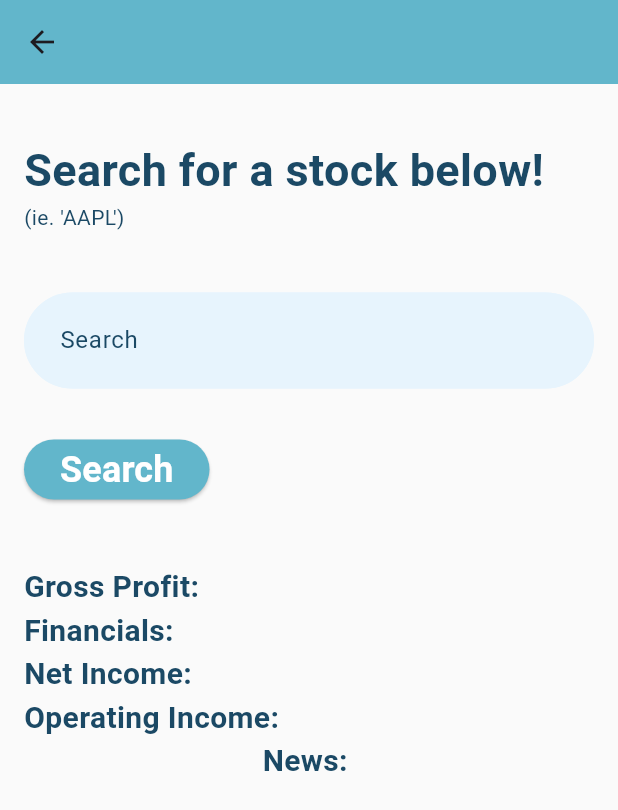
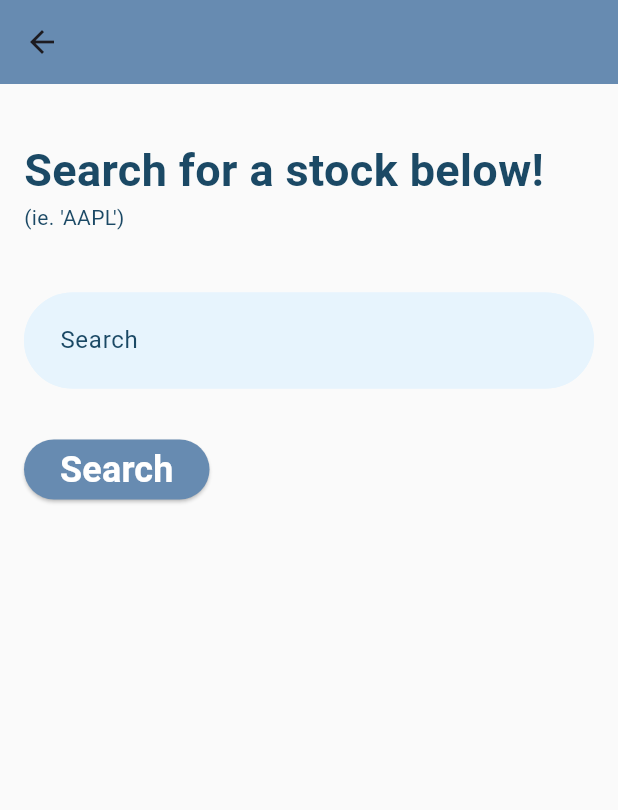
Before and after one commit to pholland7/Stock-Market-Lookup, a Flutter app: the HomePage screen opened directly, on a phone screen of 412 x 824 dp. Shown: the top 810 px of the screen. Run offline on Flutter 3.47's test engine with Material 3 defaults, Android fonts, the phone set to English and light mode, and no system bars; our stand-ins replace firebase_auth, firebase_core; accounts and stored records are empty; Roboto replaces fonts that are missing (PT Serif).

Commit message:
Changed color scheme

```diff
--- a/frontend/lib/colors.dart
+++ b/frontend/lib/colors.dart
@@ -1,18 +1,18 @@
 import 'package:flutter/material.dart';
 
-const MaterialColor teal = MaterialColor(_tealPrimaryValue, <int, Color>{
-  50: Color(0xFFECF6F9),
-  100: Color(0xFFD0E9EF),
-  200: Color(0xFFB1DBE5),
-  300: Color(0xFF91CCDB),
-  400: Color(0xFF7AC1D3),
-  500: Color(_tealPrimaryValue),
-  600: Color(0xFF5AAFC6),
-  700: Color(0xFF50A6BE),
-  800: Color(0xFF469EB8),
-  900: Color(0xFF348EAC),
+const MaterialColor periwinkle = MaterialColor(_periwinklePrimaryValue, <int, Color>{
+  50: Color(0xFFECF0F9),
+  100: Color(0xFFD0DAE9),
+  200: Color(0xFFB1C4DB),
+  300: Color(0xFF91AED0),
+  400: Color(0xFF7AA0C5),
+  500: Color(_periwinklePrimaryValue),
+  600: Color(0xFF5A8EB9),
+  700: Color(0xFF5082AF),
+  800: Color(0xFF4678A5),
+  900: Color(0xFF346994),
 });
-const int _tealPrimaryValue = 0xFF62B6CB;
+const int _periwinklePrimaryValue = 0xFF678BB1;
 
 const MaterialColor background =
     MaterialColor(_backgroundPrimaryValue, <int, Color>{
@@ -43,8 +43,6 @@ const MaterialColor navy = MaterialColor(_navyPrimaryValue, <int, Color>{
 });
 const int _navyPrimaryValue = 0xFF1B4965;
 
-// Note: checkbox outlines are 100%, but symptom box outlines are 25%
-
 const MaterialColor blue = MaterialColor(_bluePrimaryValue, <int, Color>{
   50: Color(0xFFECF5FA),
   100: Color(0xFFCFE5F2),
@@ -58,8 +56,6 @@ const MaterialColor blue = MaterialColor(_bluePrimaryValue, <int, Color>{
   900: Color(0xFF327DB7),
 });
 const int _bluePrimaryValue = 0xFF5FA8D3;
-
-// these are used for symptoms box insides
 
 const MaterialColor boxinsides =
     MaterialColor(_boxinsidesPrimaryValue, <int, Color>{
@@ -77,7 +73,7 @@ const MaterialColor boxinsides =
 const int _boxinsidesPrimaryValue = 0xFFE7F4FD;
 
 const MaterialColor white = MaterialColor(_whitePrimaryValue, <int, Color>{
-  50: Color(0xFFFFFFFF), // You can adjust shades of white if needed
+  50: Color(0xFFFFFFFF),
   100: Color(0xFFFFFFFF),
   200: Color(0xFFFFFFFF),
   300: Color(0xFFFFFFFF),
--- a/frontend/lib/home_page.dart
+++ b/frontend/lib/home_page.dart
@@ -1,9 +1,7 @@
-import 'package:flutter/gestures.dart';
 import 'package:flutter/material.dart';
 import 'package:http/http.dart' as http;
 import 'dart:convert';
 import 'package:intl/intl.dart';
-import 'package:url_launcher/url_launcher.dart';
 
 import 'package:stock_market_lookup/colors.dart';
 
@@ -21,8 +19,7 @@ class _HomePageState extends State<HomePage> {
   String financials = '';
   String netIncome = '';
   String operatingIncome = '';
-  String BASE_URL =
-      'https://stock-lookup-backend-87992ddeef5c.herokuapp.com/api';
+  String BASE_URL = 'https://stock-lookup-backend-87992ddeef5c.herokuapp.com/api';
   bool isLoading = false;
 
   @override
@@ -32,8 +29,7 @@ class _HomePageState extends State<HomePage> {
   }
 
   String formatCurrency(num number) {
-    final format =
-        NumberFormat.currency(locale: "en_US", symbol: "\$", decimalDigits: 0);
+    final format = NumberFormat.currency(locale: "en_US", symbol: "\$", decimalDigits: 0);
     return format.format(number);
   }
 
@@ -67,8 +63,7 @@ class _HomePageState extends State<HomePage> {
 
   Future<dynamic> getGrossProfit(String input) async {
     final response = await http.get(Uri.parse('$BASE_URL/gross_profit/$input'));
-    final grossProfit =
-        formatCurrency(jsonDecode(response.body)["grossProfit"]);
+    final grossProfit = formatCurrency(jsonDecode(response.body)["grossProfit"]);
     if (response.statusCode == 200) {
       return grossProfit;
     } else {
@@ -91,8 +86,7 @@ class _HomePageState extends State<HomePage> {
 
   Future<dynamic> getFinancials(String input) async {
     final response = await http.get(Uri.parse('$BASE_URL/financials/$input'));
-    final financials =
-        formatCurrency(jsonDecode(response.body)["netIncome"]["currentRatio"]);
+    final financials = formatCurrency(jsonDecode(response.body)["netIncome"]["currentRatio"]);
     if (response.statusCode == 200) {
       return financials;
     } else {
@@ -111,16 +105,15 @@ class _HomePageState extends State<HomePage> {
   }
 
   Future<dynamic> getOperatingIncome(String input) async {
-    final response =
-        await http.get(Uri.parse('$BASE_URL/operating_income/$input'));
-    final operatingIncome =
-        formatCurrency(jsonDecode(response.body)["operatingIncome"]);
+    final response = await http.get(Uri.parse('$BASE_URL/operating_income/$input'));
+    final operatingIncome = formatCurrency(jsonDecode(response.body)["operatingIncome"]);
     if (response.statusCode == 200) {
       return operatingIncome;
     } else {
       throw Exception('Failed to load operating income.');
     }
   }
+
   @override
   Widget build(BuildContext context) {
     return Scaffold(
@@ -159,7 +152,7 @@ class _HomePageState extends State<HomePage> {
             ElevatedButton(
               style: ButtonStyle(
                 foregroundColor: MaterialStateProperty.all<Color>(white),
-                backgroundColor: MaterialStateProperty.all<Color>(teal),
+                backgroundColor: MaterialStateProperty.all<Color>(periwinkle),
               ),
               onPressed: () {
                 fetchData(_searchController.text);
@@ -167,13 +160,14 @@ class _HomePageState extends State<HomePage> {
               child: const Text('Search', style: TextStyle(fontWeight: FontWeight.bold, fontSize: 24.0)),
             ),
             const SizedBox(height: 40),
-            isLoading
-                ? const Expanded(
+            if (isLoading)
+              const Expanded(
                 child: Center(
                   child: CircularProgressIndicator(),
                 ),
               )
-                : Column(
+            else if (grossProfit.isNotEmpty)
+              Column(
                 children: [
                   _buildInfo("Gross Profit", grossProfit),
                   _buildInfo("Financials", financials),
@@ -187,7 +181,6 @@ class _HomePageState extends State<HomePage> {
       ),
     );
   }
-
 
   Widget _buildInfo(String header, String value) {
     return Row(
--- a/frontend/lib/login_page.dart
+++ b/frontend/lib/login_page.dart
@@ -146,7 +146,7 @@ class _LoginPageState extends State<LoginPage> {
                 child: ElevatedButton(
                   style:  const ButtonStyle(
                     foregroundColor: MaterialStatePropertyAll<Color>(white),
-                    backgroundColor: MaterialStatePropertyAll<Color>(teal),
+                    backgroundColor: MaterialStatePropertyAll<Color>(periwinkle),
                   ),
                   onPressed: _signIn,
                   child: const Text('Sign In', style: TextStyle(fontWeight: FontWeight.bold, fontSize: 24.0))
--- a/frontend/lib/main.dart
+++ b/frontend/lib/main.dart
@@ -22,12 +22,12 @@ class MainApp extends StatelessWidget {
       debugShowCheckedModeBanner: false,
       title: 'Stock Market Lookup',
       theme: ThemeData(
-          primarySwatch: teal,
+          primarySwatch: periwinkle,
           textSelectionTheme: const TextSelectionThemeData(cursorColor: navy),
           fontFamily: "PT Serif",
           scaffoldBackgroundColor: background,
           appBarTheme: const AppBarTheme(
-              backgroundColor: teal,
+              backgroundColor: periwinkle,
               centerTitle: true,
               titleTextStyle: TextStyle(
                   fontFamily: "PT Serif",
--- a/frontend/lib/sign_up.dart
+++ b/frontend/lib/sign_up.dart
@@ -106,7 +106,7 @@ class _SignUpPageState extends State<SignUpPage> {
                 child: ElevatedButton(
                   style:  const ButtonStyle(
                     foregroundColor: MaterialStatePropertyAll<Color>(white),
-                    backgroundColor: MaterialStatePropertyAll<Color>(teal),
+                    backgroundColor: MaterialStatePropertyAll<Color>(periwinkle),
                   ),
                 onPressed: () async {
                   if (_userEmail.text.isEmpty || _userPassword.text.isEmpty) {
```
Lines whose indentation alone changed are shown as unchanged.
